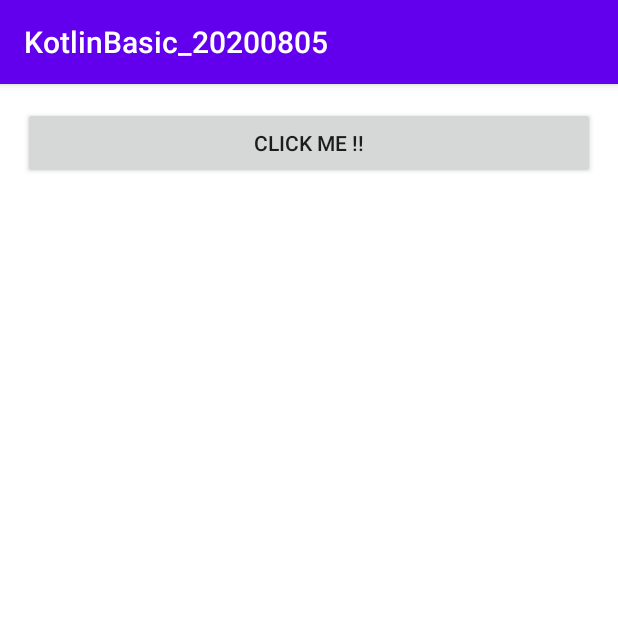
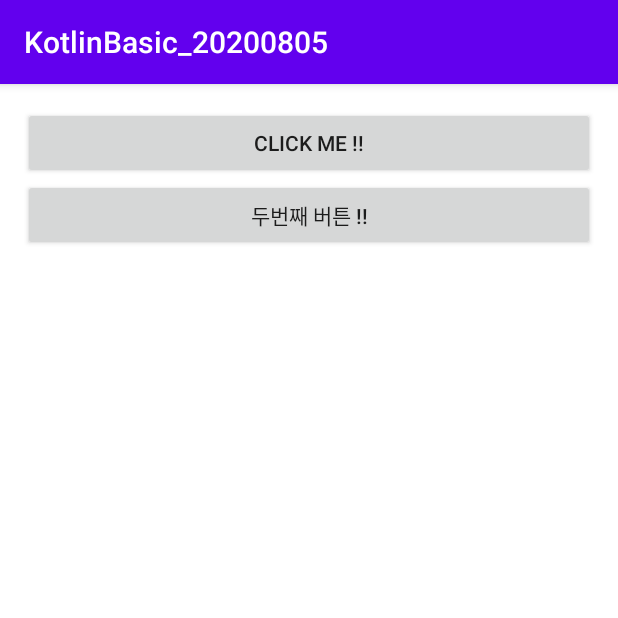
Before and after one commit to saeyan79/KotlinBasic_20200805, an Android app: the screen it shows after launch (MainActivity), after a tap on "CLICK ME !!", on a phone screen of 412 x 824 dp, the top half of it. Run offline under Robolectric (Android 15) with nearby library versions, the phone set to English and light mode, and no system bars.

Commit message:
두번째 버튼 추가 + 이벤트 처리

```diff
--- a/app/src/main/java/com/example/kotlinbasic_20200805/MainActivity.kt
+++ b/app/src/main/java/com/example/kotlinbasic_20200805/MainActivity.kt
@@ -14,11 +14,17 @@ class MainActivity : AppCompatActivity() {
 //        메모처럼 주석을 적자
 //        xml에 그려둔 clickme 버튼 눌렀을때 감지하기
 
-    clickMeBtn.setOnClickListener {
+        clickMeBtn.setOnClickListener {
 //        지금 코드에 회색 바탕으로 나오는 것들은 자동 입력되는것으로 신경 쓸 필요 없음. 따라적지도 마
 //        이 중괄호 내부의 코드 => clickMeBtn 눌리면 실행 될 코드 적는 곳
-        Log.d("버튼누름", "눌렸다!")
-    }
+        Log.d("버튼누름", "Click me 눌렸다!")
+        }
+
+
+        secondBtn.setOnClickListener {
+//        두번째 버튼 눌렸을 ㄸㅐ 실행 될 코드
+            Log.d("버튼누름", "두번째 버튼 눌렸다!")
+        }
 
     }
 }
--- a/app/src/main/res/layout/activity_main.xml
+++ b/app/src/main/res/layout/activity_main.xml
@@ -15,4 +15,10 @@
         android:layout_height="wrap_content"
         android:text="Click Me !!" />
 
+    <Button
+        android:id="@+id/secondBtn"
+        android:layout_width="match_parent"
+        android:layout_height="wrap_content"
+        android:text="두번째 버튼 !!" />
+
 </LinearLayout>
```
